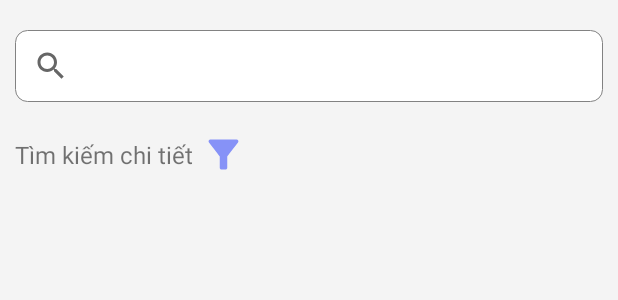
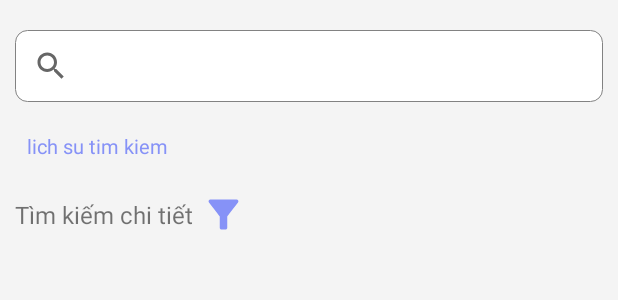
Before and after one commit to minhchien137/BookStore, an Android app: the layout fragment_search.xml on its own in the app's theme, with its tools: preview values and no code run, on a phone screen of 412 x 824 dp. Shown: the top 300 px of the screen. Run offline under Robolectric (Android 15) with nearby library versions, the phone set to English and light mode, and no system bars.

Commit message:
Hoan thanh luu lai ket qua tim kiem done 100% 10:49 2/7/2024

```diff
--- a/app/src/main/java/com/minhchien/bookstore/SearchFragment.java
+++ b/app/src/main/java/com/minhchien/bookstore/SearchFragment.java
@@ -141,6 +141,7 @@ public class SearchFragment extends Fragment {
         }
         if (!history.contains(query)) {
             history.add(query);
+            preferenceManager.clear();
             preferenceManager.putStringSet("history", history);
         }
     }
--- a/app/src/main/res/layout/fragment_search.xml
+++ b/app/src/main/res/layout/fragment_search.xml
@@ -24,12 +24,25 @@
         app:queryBackground="@null"
         app:searchIcon="@drawable/ic_search"
         app:submitBackground="@null"></SearchView>
+    <TextView
+        android:id="@+id/lichsutimkiem"
+        android:layout_width="wrap_content"
+        android:layout_height="wrap_content"
+        android:textSize="13sp"
+        android:textColor="@color/purple"
+        android:text="lich su tim kiem"
+        android:paddingLeft="8dp"
+        android:layout_below="@id/search"
+        >
+    </TextView>
+
     <LinearLayout
         android:id="@+id/filter"
         android:layout_width="match_parent"
         android:layout_height="wrap_content"
         android:layout_below="@id/search"
         android:gravity="center_vertical"
+        android:paddingTop="40dp"
         android:layout_marginBottom="5dp">
         <TextView
             android:layout_width="wrap_content"
```
